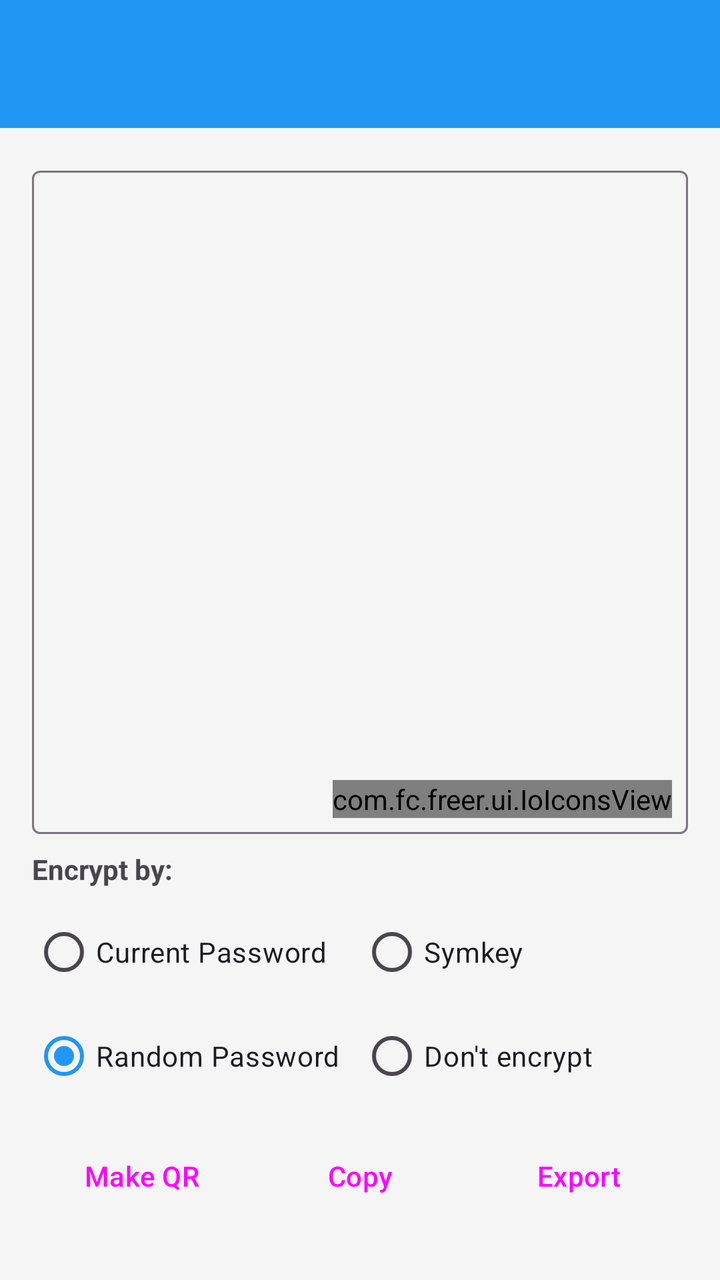
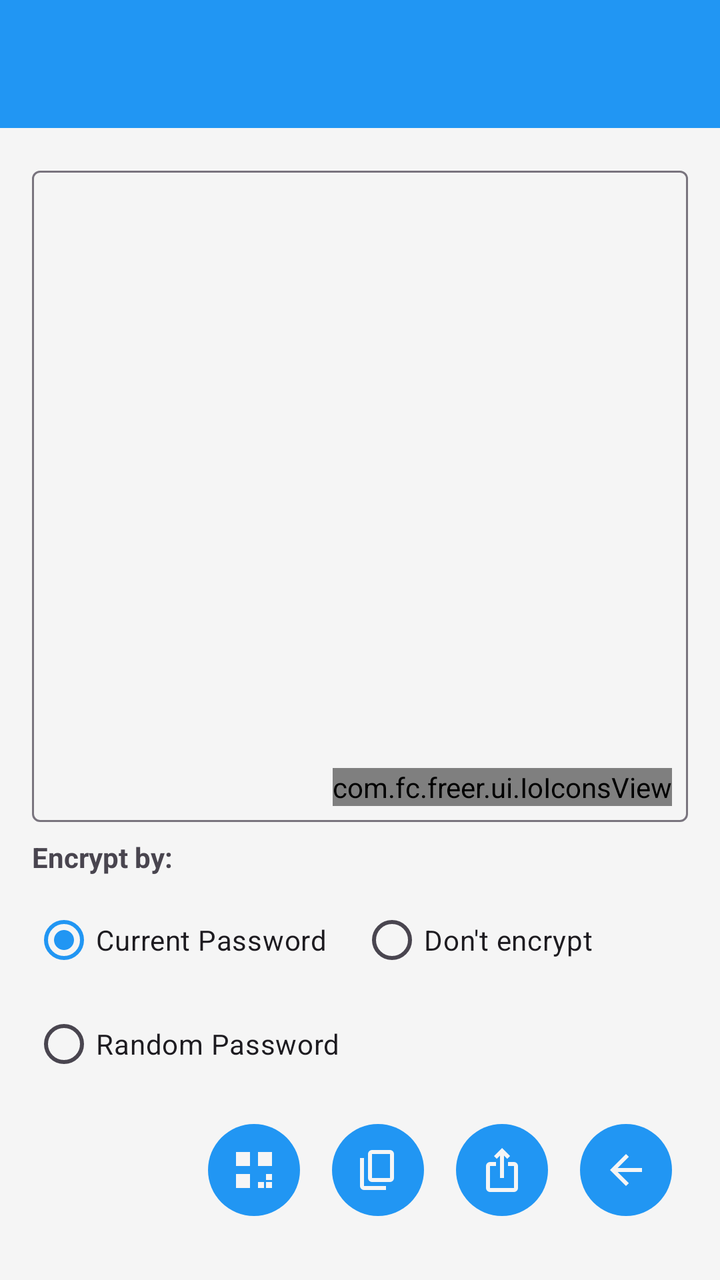

The first picture is an Android layout as it rendered before a commit; the second is the same layout after the commit. The layout source and the unified diff follow.
<!-- AndroidManifest.xml: application theme Theme.Freer -->
<!-- res/layout/activity_export_secret.xml -->
<?xml version="1.0" encoding="utf-8"?>
<LinearLayout xmlns:android="http://schemas.android.com/apk/res/android"
    android:layout_width="match_parent"
    android:layout_height="match_parent"
    android:orientation="vertical"
    android:background="@color/main_background">

    <include layout="@layout/common_toolbar" />

    <LinearLayout
        android:layout_width="match_parent"
        android:layout_height="match_parent"
        android:orientation="vertical"
        android:padding="16dp">

        
        <include
            android:id="@+id/resultView"
            layout="@layout/layout_text_box_with_make_qr"
            android:layout_width="match_parent"
            android:layout_height="0dp"
            android:layout_weight="1"
            />

        
        <TextView
            android:layout_width="wrap_content"
            android:layout_height="wrap_content"
            android:text="@string/encrypt_by"
            android:textStyle="bold"
            android:layout_marginTop="8dp"
            android:layout_marginBottom="8dp"/>

        <RadioGroup
            android:id="@+id/encrypt_by_group"
            android:layout_width="match_parent"
            android:layout_height="wrap_content"
            android:orientation="vertical">

            
            <LinearLayout
                android:layout_width="match_parent"
                android:layout_height="wrap_content"
                android:orientation="horizontal">

                <RadioButton
                    android:id="@+id/encrypt_current_password"
                    android:layout_width="0dp"
                    android:layout_height="wrap_content"
                    android:layout_weight="1"
                    android:text="@string/current_password"/>

                <RadioButton
                    android:id="@+id/encrypt_symkey"
                    android:layout_width="0dp"
                    android:layout_height="wrap_content"
                    android:layout_weight="1"
                    android:text="@string/symkey"/>
            </LinearLayout>

            
            <LinearLayout
                android:layout_width="match_parent"
                android:layout_height="wrap_content"
                android:orientation="horizontal"
                android:layout_marginTop="4dp">

                <RadioButton
                    android:id="@+id/encrypt_random_password"
                    android:layout_width="0dp"
                    android:layout_height="wrap_content"
                    android:layout_weight="1"
                    android:checked="true"
                    android:text="@string/random_password"/>

                <RadioButton
                    android:id="@+id/encrypt_none"
                    android:layout_width="0dp"
                    android:layout_height="wrap_content"
                    android:layout_weight="1"
                    android:text="@string/don_t_encrypt"/>
            </LinearLayout>
        </RadioGroup>

        
        <LinearLayout
            style="?android:attr/buttonBarStyle"
            android:layout_width="match_parent"
            android:layout_height="wrap_content"
            android:orientation="horizontal"
            android:layout_marginTop="8dp"
            android:layout_marginBottom="8dp">

            <Button
                android:id="@+id/make_qr_button"
                style="?android:attr/buttonBarButtonStyle"
                android:layout_width="0dp"
                android:layout_weight="1"
                android:layout_height="wrap_content"
                android:text="@string/make_qr"
                android:layout_margin="4dp" />

            <Button
                android:id="@+id/copy_button"
                style="?android:attr/buttonBarButtonStyle"
                android:layout_width="0dp"
                android:layout_weight="1"
                android:layout_height="wrap_content"
                android:text="@string/copy"
                android:layout_margin="4dp" />

            <Button
                android:id="@+id/export_button"
                style="?android:attr/buttonBarButtonStyle"
                android:layout_width="0dp"
                android:layout_weight="1"
                android:layout_height="wrap_content"
                android:text="@string/export_tx"
                android:layout_margin="4dp"/>
        </LinearLayout>
    </LinearLayout>
</LinearLayout>
<!-- res/layout/common_toolbar.xml (included above) -->
<?xml version="1.0" encoding="utf-8"?>
<androidx.appcompat.widget.Toolbar xmlns:android="http://schemas.android.com/apk/res/android"
    xmlns:app="http://schemas.android.com/apk/res-auto"
    android:id="@+id/toolbar"
    android:layout_width="match_parent"
    android:layout_height="?attr/actionBarSize"
    android:background="@color/colorAccent"
    android:theme="@style/ThemeOverlay.Freer.Toolbar">

    <LinearLayout
        android:id="@+id/toolbar_fid_container"
        android:layout_width="wrap_content"
        android:layout_height="match_parent"
        android:layout_gravity="end"
        android:orientation="horizontal"
        android:gravity="center_vertical"
        android:paddingEnd="4dp"
        android:paddingStart="16dp"
        android:visibility="gone"
        android:clickable="true"
        android:focusable="true"
        android:background="?android:attr/selectableItemBackground">

        <TextView
            android:id="@+id/toolbar_fid_text"
            android:layout_width="wrap_content"
            android:layout_height="wrap_content"
            android:layout_marginEnd="8dp"
            android:text="FID123456789..."
            android:textColor="@android:color/white"
            android:textSize="14sp"
            android:maxLines="1"
            android:ellipsize="none" />

        <ImageView
            android:id="@+id/toolbar_avatar"
            android:layout_width="42dp"
            android:layout_height="42dp"
            android:background="@color/colorAccent"
            android:scaleType="centerCrop"
            android:contentDescription="@string/avatar" />

    </LinearLayout>

</androidx.appcompat.widget.Toolbar>
<!-- res/layout/layout_text_box_with_make_qr.xml (included above) -->
<?xml version="1.0" encoding="utf-8"?>
<FrameLayout xmlns:android="http://schemas.android.com/apk/res/android"
    xmlns:app="http://schemas.android.com/apk/res-auto"
    android:layout_width="match_parent"
    android:layout_height="match_parent">

    <com.google.android.material.textfield.TextInputLayout
        android:layout_width="match_parent"
        android:layout_height="match_parent"
        app:boxBackgroundColor="@android:color/transparent"
        style="@style/Widget.Material3.TextInputLayout.OutlinedBox">

        <com.google.android.material.textfield.TextInputEditText
            android:id="@+id/textBoxWithMakeQrLayout"
            android:layout_width="match_parent"
            android:layout_height="match_parent"
            android:gravity="top"
            android:inputType="textMultiLine"
            android:focusable="true"
            android:focusableInTouchMode="true"
            android:textIsSelectable="true"
            android:editable="false" />
    </com.google.android.material.textfield.TextInputLayout>

    <com.fc.freer.ui.IoIconsView
        android:id="@+id/makeQrIcon"
        android:layout_width="wrap_content"
        android:layout_height="wrap_content"
        android:layout_gravity="bottom|end"
        android:layout_margin="8dp" />
</FrameLayout>
<!-- resources referenced by this layout -->
<resources>
  <color name="colorAccent">#2196F3</color>
  <color name="main_background">#F5F5F5</color>
  <string name="avatar">Avatar</string>
  <string name="copy">Copy</string>
  <string name="current_password">Current Password</string>
  <string name="don_t_encrypt">Don\'t encrypt</string>
  <string name="encrypt_by">Encrypt by:</string>
  <string name="export_tx">Export</string>
  <string name="make_qr">Make QR</string>
  <string name="random_password">Random Password</string>
  <string name="symkey">Symkey</string>
  <style name="ThemeOverlay.Freer.Toolbar" parent="ThemeOverlay.AppCompat.ActionBar">
          <item name="android:textColorPrimary">@color/main_background</item>
          <item name="android:textColorSecondary">@color/main_background</item>
      </style>
  <style name="Theme.Freer" parent="Base.Theme.Freer" />
  <!-- unchanged entries left out for length: 1 -->
</resources>

<!-- the commit's change to res/layout/activity_export_secret.xml (unified diff, before → after) -->
@@ -21,8 +21,6 @@
             android:layout_height="0dp"
             android:layout_weight="1"
             />
-
-        
         <TextView
             android:layout_width="wrap_content"
             android:layout_height="wrap_content"
@@ -48,30 +46,8 @@
                     android:layout_width="0dp"
                     android:layout_height="wrap_content"
                     android:layout_weight="1"
+                    android:checked="true"
                     android:text="@string/current_password"/>
-
-                <RadioButton
-                    android:id="@+id/encrypt_symkey"
-                    android:layout_width="0dp"
-                    android:layout_height="wrap_content"
-                    android:layout_weight="1"
-                    android:text="@string/symkey"/>
-            </LinearLayout>
-
-            
-            <LinearLayout
-                android:layout_width="match_parent"
-                android:layout_height="wrap_content"
-                android:orientation="horizontal"
-                android:layout_marginTop="4dp">
-
-                <RadioButton
-                    android:id="@+id/encrypt_random_password"
-                    android:layout_width="0dp"
-                    android:layout_height="wrap_content"
-                    android:layout_weight="1"
-                    android:checked="true"
-                    android:text="@string/random_password"/>
 
                 <RadioButton
                     android:id="@+id/encrypt_none"
@@ -80,6 +56,14 @@
                     android:layout_weight="1"
                     android:text="@string/don_t_encrypt"/>
             </LinearLayout>
+
+            
+            <RadioButton
+                android:id="@+id/encrypt_random_password"
+                android:layout_width="wrap_content"
+                android:layout_height="wrap_content"
+                android:text="@string/random_password"
+                android:layout_marginTop="4dp"/>
         </RadioGroup>
 
         
@@ -89,34 +73,32 @@
             android:layout_height="wrap_content"
             android:orientation="horizontal"
             android:layout_marginTop="8dp"
-            android:layout_marginBottom="8dp">
+            android:layout_marginBottom="8dp"
+            android:gravity="end">
 
-            <Button
+            <ImageButton
                 android:id="@+id/make_qr_button"
-                style="?android:attr/buttonBarButtonStyle"
-                android:layout_width="0dp"
-                android:layout_weight="1"
-                android:layout_height="wrap_content"
-                android:text="@string/make_qr"
-                android:layout_margin="4dp" />
+                style="@style/ImageButtonStyle"
+                android:src="@drawable/ic_make_qr"
+                android:contentDescription="@string/make_qr" />
 
-            <Button
+            <ImageButton
                 android:id="@+id/copy_button"
-                style="?android:attr/buttonBarButtonStyle"
-                android:layout_width="0dp"
-                android:layout_weight="1"
-                android:layout_height="wrap_content"
-                android:text="@string/copy"
-                android:layout_margin="4dp" />
+                style="@style/ImageButtonStyle"
+                android:src="@drawable/ic_copy"
+                android:contentDescription="@string/copy" />
 
-            <Button
+            <ImageButton
                 android:id="@+id/export_button"
-                style="?android:attr/buttonBarButtonStyle"
-                android:layout_width="0dp"
-                android:layout_weight="1"
-                android:layout_height="wrap_content"
-                android:text="@string/export_tx"
-                android:layout_margin="4dp"/>
+                style="@style/ImageButtonStyle"
+                android:src="@drawable/ic_export"
+                android:contentDescription="@string/export" />
+
+            <ImageButton
+                android:id="@+id/back_button"
+                style="@style/ImageButtonStyle"
+                android:src="@drawable/ic_back"
+                android:contentDescription="@string/back" />
         </LinearLayout>
     </LinearLayout>
 </LinearLayout>
@@ -127,7 +109,7 @@
     android:id="@+id/toolbar"
     android:layout_width="match_parent"
     android:layout_height="?attr/actionBarSize"
-    android:background="@color/colorAccent"
+    android:background="@color/accent"
     android:theme="@style/ThemeOverlay.Freer.Toolbar">
 
     <LinearLayout
@@ -136,30 +118,31 @@
         android:layout_height="match_parent"
         android:layout_gravity="end"
         android:orientation="horizontal"
-        android:gravity="center_vertical"
-        android:paddingEnd="4dp"
-        android:paddingStart="16dp"
+        android:gravity="end|center_vertical"
         android:visibility="gone"
         android:clickable="true"
         android:focusable="true"
+        android:paddingStart="8dp"
+        android:paddingEnd="16dp"
         android:background="?android:attr/selectableItemBackground">
 
         <TextView
             android:id="@+id/toolbar_fid_text"
-            android:layout_width="wrap_content"
+            android:layout_width="130dp"
             android:layout_height="wrap_content"
-            android:layout_marginEnd="8dp"
-            android:text="FID123456789..."
-            android:textColor="@android:color/white"
+            android:textColor="@color/main_background"
+            android:paddingStart="8dp"
+            android:paddingEnd="4dp"
             android:textSize="14sp"
             android:maxLines="1"
-            android:ellipsize="none" />
+            android:gravity="end"
+            android:ellipsize="middle" />
 
         <ImageView
             android:id="@+id/toolbar_avatar"
             android:layout_width="42dp"
             android:layout_height="42dp"
-            android:background="@color/colorAccent"
+            android:background="@color/accent"
             android:scaleType="centerCrop"
             android:contentDescription="@string/avatar" />
 
<!-- resource entries referenced after the edit -->
@@ -1,21 +1,82 @@
 <!-- resources referenced by this layout -->
 <resources>
-  <color name="colorAccent">#2196F3</color>
+  <color name="accent">#2196F3</color>
   <color name="main_background">#F5F5F5</color>
+  <!-- drawable ic_back (drawable) -->
+  <vector xmlns:android="http://schemas.android.com/apk/res/android"
+      android:width="24dp"
+      android:height="24dp"
+      android:viewportWidth="960"
+      android:viewportHeight="960">
+    <path
+        android:pathData="m313,520 l224,224 -57,56 -320,-320 320,-320 57,56 -224,224h487v80L313,520Z"
+        android:fillColor="@color/main_background"/>
+  </vector>
+  <!-- drawable ic_copy (drawable) -->
+  <vector xmlns:android="http://schemas.android.com/apk/res/android"
+      android:width="24dp"
+      android:height="24dp"
+      android:viewportWidth="960"
+      android:viewportHeight="960">
+    <path
+        android:pathData="M360,720q-33,0 -56.5,-23.5T280,640v-480q0,-33 23.5,-56.5T360,80h360q33,0 56.5,23.5T800,160v480q0,33 -23.5,56.5T720,720L360,720ZM360,640h360v-480L360,160v480ZM200,880q-33,0 -56.5,-23.5T120,800v-560h80v560h440v80L200,880ZM360,640v-480,480Z"
+        android:fillColor="@color/accent"/>
+  </vector>
+  <!-- drawable ic_export (drawable) -->
+  <vector xmlns:android="http://schemas.android.com/apk/res/android"
+      android:width="24dp"
+      android:height="24dp"
+      android:viewportWidth="960"
+      android:viewportHeight="960">
+    <path
+        android:pathData="M240,920q-33,0 -56.5,-23.5T160,840v-440q0,-33 23.5,-56.5T240,320h120v80L240,400v440h480v-440L600,400v-80h120q33,0 56.5,23.5T800,400v440q0,33 -23.5,56.5T720,920L240,920ZM440,640v-447l-64,64 -56,-57 160,-160 160,160 -56,57 -64,-64v447h-80Z"
+        android:fillColor="#000000"/>
+  </vector>
+  <!-- drawable ic_make_qr (drawable) -->
+  <?xml version="1.0" encoding="utf-8"?>
+  <vector xmlns:android="http://schemas.android.com/apk/res/android"
+      android:width="24dp"
+      android:height="24dp"
+      android:viewportWidth="24"
+      android:viewportHeight="24"
+      android:tint="@color/accent">
+      <path
+          android:fillColor="@color/text"
+          android:pathData="M3,3h7v7h-7zM14,3h7v7h-7zM3,14h7v7h-7z"/>
+      <path
+          android:fillColor="@color/text"
+          android:pathData="M18,14h3v3h-3zM14,18h3v3h-3zM18,18h3v3h-3z"/>
+  </vector>
   <string name="avatar">Avatar</string>
+  <string name="back">Back</string>
   <string name="copy">Copy</string>
   <string name="current_password">Current Password</string>
   <string name="don_t_encrypt">Don\'t encrypt</string>
   <string name="encrypt_by">Encrypt by:</string>
-  <string name="export_tx">Export</string>
+  <string name="export">Export</string>
   <string name="make_qr">Make QR</string>
   <string name="random_password">Random Password</string>
-  <string name="symkey">Symkey</string>
+  <style name="ImageButtonStyle">
+          <item name="android:layout_width">46dp</item>
+          <item name="android:layout_height">46dp</item>
+          <item name="android:layout_margin">8dp</item>
+          <item name="android:background">@drawable/bg_round_accent</item>
+          <item name="android:tint">@color/main_background</item>
+          <item name="android:scaleType">centerInside</item>
+          <item name="android:padding">8dp</item>
+      </style>
   <style name="ThemeOverlay.Freer.Toolbar" parent="ThemeOverlay.AppCompat.ActionBar">
           <item name="android:textColorPrimary">@color/main_background</item>
           <item name="android:textColorSecondary">@color/main_background</item>
       </style>
   <style name="Theme.Freer" parent="Base.Theme.Freer" />
+  <color name="text">#000000</color>
+  <!-- drawable bg_round_accent (drawable) -->
+  <?xml version="1.0" encoding="utf-8"?>
+  <shape xmlns:android="http://schemas.android.com/apk/res/android"
+      android:shape="oval">
+      <solid android:color="@color/accent" />
+  </shape>
   <!-- unchanged entries left out for length: 1 -->
 </resources>
 
